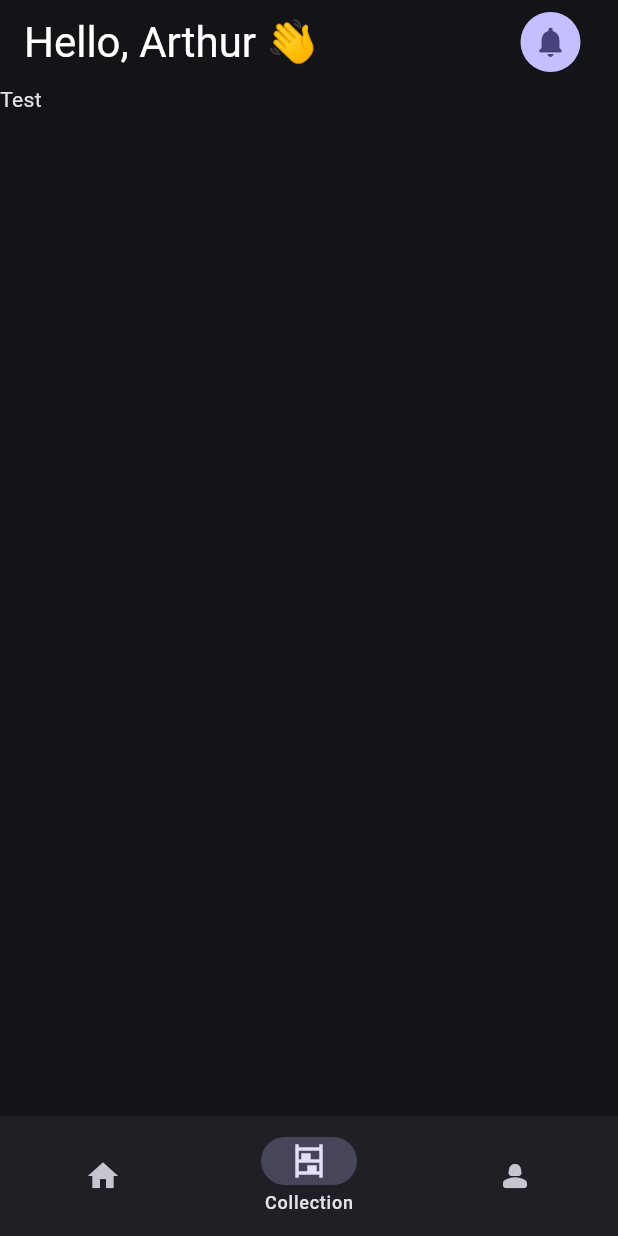
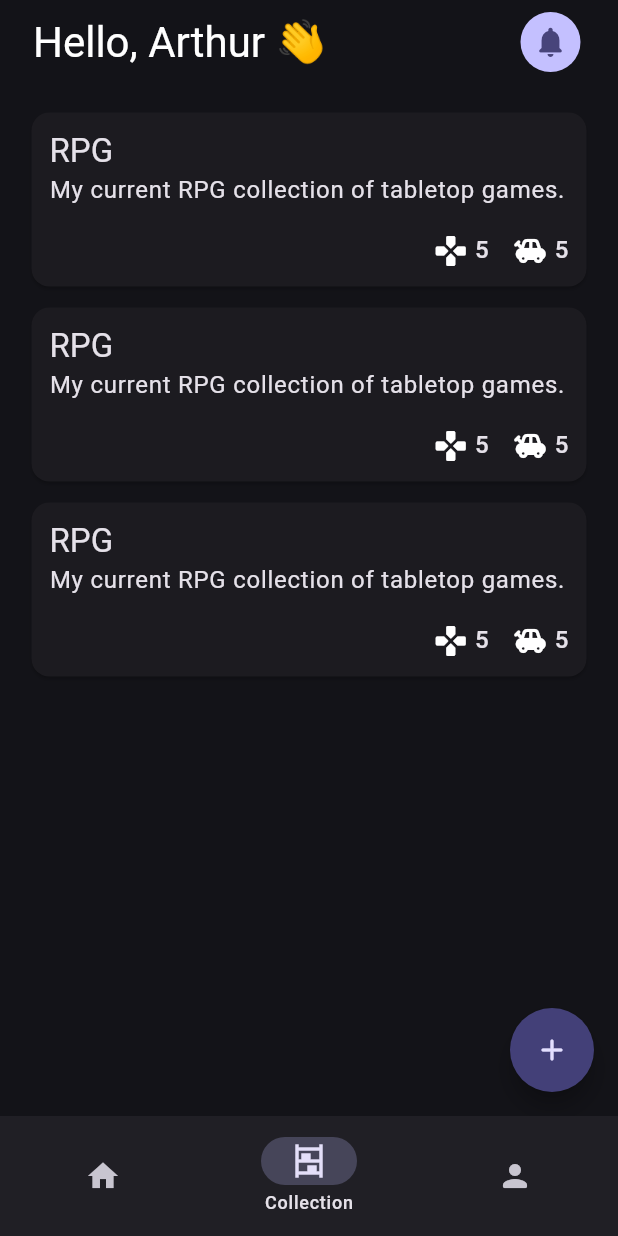
Before and after one commit to ArthurFcc/project_emperor, a Flutter app: the screen it shows after launch, item 2 of the bottom bar chosen, on a phone screen of 412 x 824 dp. Run offline on Flutter 3.47's test engine with Material 3 defaults, Android fonts, the phone set to English and light mode, and no system bars; our stand-ins replace flutter_bloc.

Commit message:
Initial collection setup and navigation bar

```diff
--- a/lib/main.dart
+++ b/lib/main.dart
@@ -1,4 +1,8 @@
-import 'package:boardgame_collector/bloc/shared/navigation/cubit/navigation_cubit.dart';
+import 'package:boardgame_collector/bloc/layout/navigation_cubit.dart';
+import 'package:boardgame_collector/pages/collection/collection_list.dart';
+import 'package:boardgame_collector/pages/home/home.dart';
+import 'package:boardgame_collector/pages/layout/navigation.dart';
+import 'package:boardgame_collector/pages/profile/profile.dart';
 import 'package:boardgame_collector/util/theme.dart';
 import 'package:flutter/material.dart';
 import 'package:flutter_bloc/flutter_bloc.dart';
@@ -10,6 +14,8 @@ void main() {
 class MyApp extends StatelessWidget {
   const MyApp({super.key});
 
+  final List<Widget> pages = const [Home(), CollectionList(), Profile()];
+
   @override
   Widget build(BuildContext context) {
     return MaterialApp(
@@ -18,14 +24,19 @@ class MyApp extends StatelessWidget {
       theme: AppTheme.dark,
       home: BlocProvider(
         create: (_) => NavigationCubit(),
-        child: Scaffold(
+        child: BlocBuilder<NavigationCubit, int>(
+          builder:
+              (context, state) => Scaffold(
                 appBar: AppBar(
                   actionsPadding: EdgeInsets.only(right: 21),
-            title: Text(
+                  title: Padding(
+                    padding: EdgeInsets.only(left: 6),
+                    child: Text(
                       "Hello, Arthur 👋",
                       style: Theme.of(
                         context,
                       ).textTheme.headlineMedium!.copyWith(color: Colors.white),
+                    ),
                   ),
                   actions: [
                     IconButton.filled(
@@ -37,37 +48,8 @@ class MyApp extends StatelessWidget {
                     ),
                   ],
                 ),
-
-          body: Column(
-            children: [
-              Row(children: [Text("Test")]),
-            ],
-          ),
-          bottomNavigationBar: BlocBuilder<NavigationCubit, int>(
-            builder:
-                (context, state) => NavigationBar(
-                  labelBehavior:
-                      NavigationDestinationLabelBehavior.onlyShowSelected,
-                  destinations: [
-                    NavigationDestination(
-                      icon: Icon(Icons.home),
-                      label: "Home",
-                    ),
-                    NavigationDestination(
-                      icon: Icon(Icons.shelves),
-                      label: "Collection",
-                    ),
-                    NavigationDestination(
-                      icon: Icon(Icons.person_2_rounded),
-                      label: "Profile",
-                    ),
-                  ],
-                  onDestinationSelected:
-                      (value) => BlocProvider.of<NavigationCubit>(
-                        context,
-                      ).changeIndex(value),
-                  selectedIndex: state,
-                ),
+                body: pages.elementAt(state),
+                bottomNavigationBar: Navigation(),
               ),
         ),
       ),
--- /dev/null
+++ b/lib/pages/collection/collection_list.dart
@@ -0,0 +1,27 @@
+import 'package:boardgame_collector/pages/collection/widgets/collection_card.dart';
+import 'package:flutter/material.dart';
+
+class CollectionList extends StatefulWidget {
+  const CollectionList({super.key});
+
+  @override
+  State<CollectionList> createState() => _CollectionListState();
+}
+
+class _CollectionListState extends State<CollectionList> {
+  @override
+  Widget build(BuildContext context) {
+    return Scaffold(
+      body: ListView.builder(
+        itemCount: 3,
+        padding: EdgeInsets.only(top: 12),
+        itemBuilder: (context, index) => CollectionCard(),
+      ),
+      floatingActionButton: FloatingActionButton(
+        shape: CircleBorder(),
+        onPressed: () {},
+        child: Icon(Icons.add_rounded),
+      ),
+    );
+  }
+}
--- /dev/null
+++ b/lib/pages/collection/widgets/collection_card.dart
@@ -0,0 +1,39 @@
+import 'package:flutter/material.dart';
+
+class CollectionCard extends StatelessWidget {
+  const CollectionCard({super.key});
+
+  @override
+  Widget build(BuildContext context) {
+    return Card(
+      margin: EdgeInsets.symmetric(horizontal: 21, vertical: 7),
+      child: Padding(
+        padding: EdgeInsets.all(12),
+        child: Column(
+          crossAxisAlignment: CrossAxisAlignment.start,
+          children: [
+            Text('RPG', style: Theme.of(context).textTheme.titleLarge),
+            Text(
+              "My current RPG collection of tabletop games.",
+              style: Theme.of(context).textTheme.bodyLarge,
+            ),
+            SizedBox(height: 16),
+            Row(
+              mainAxisAlignment: MainAxisAlignment.end,
+              crossAxisAlignment: CrossAxisAlignment.end,
+              children: [
+                Icon(Icons.gamepad_rounded),
+                SizedBox(width: 4),
+                Text('5', style: Theme.of(context).textTheme.titleMedium),
+                SizedBox(width: 16),
+                Icon(Icons.toys),
+                SizedBox(width: 4),
+                Text('5', style: Theme.of(context).textTheme.titleMedium),
+              ],
+            ),
+          ],
+        ),
+      ),
+    );
+  }
+}
--- /dev/null
+++ b/lib/pages/layout/navigation.dart
@@ -0,0 +1,31 @@
+import 'package:flutter/material.dart';
+import 'package:flutter_bloc/flutter_bloc.dart';
+import 'package:boardgame_collector/bloc/layout/navigation_cubit.dart';
+
+class Navigation extends StatefulWidget {
+  const Navigation({super.key});
+
+  @override
+  State<Navigation> createState() => _NavigationState();
+}
+
+class _NavigationState extends State<Navigation> {
+  @override
+  Widget build(BuildContext context) {
+    return NavigationBar(
+      labelBehavior: NavigationDestinationLabelBehavior.onlyShowSelected,
+      destinations: [
+        NavigationDestination(icon: Icon(Icons.home), label: "Home"),
+        NavigationDestination(icon: Icon(Icons.shelves), label: "Collection"),
+        NavigationDestination(
+          icon: Icon(Icons.person_rounded),
+          label: "Profile",
+        ),
+      ],
+      onDestinationSelected:
+          (value) =>
+              BlocProvider.of<NavigationCubit>(context).changeIndex(value),
+      selectedIndex: BlocProvider.of<NavigationCubit>(context).state,
+    );
+  }
+}
--- /dev/null
+++ b/lib/service/shared/entity.dart
@@ -0,0 +1,5 @@
+abstract class Entity {
+  final int id;
+
+  Entity(this.id);
+}
```
Also changed, not shown: lib/pages/home/home.dart (added, +15 -0 lines), lib/pages/profile/profile.dart (added, +15 -0 lines), lib/service/collection/collection_data.dart (added, +22 -0 lines), lib/shared/Navigation.dart (deleted, +0 -15 lines), lib/bloc/layout/navigation_cubit.dart (renamed from lib/bloc/shared/navigation/cubit/navigation_cubit.dart), lib/service/http_client.dart (added). Lines whose indentation alone changed are shown as unchanged.
